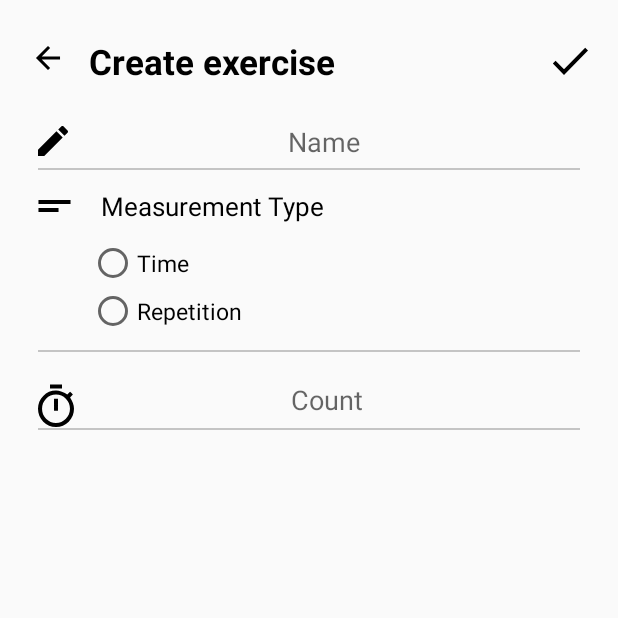
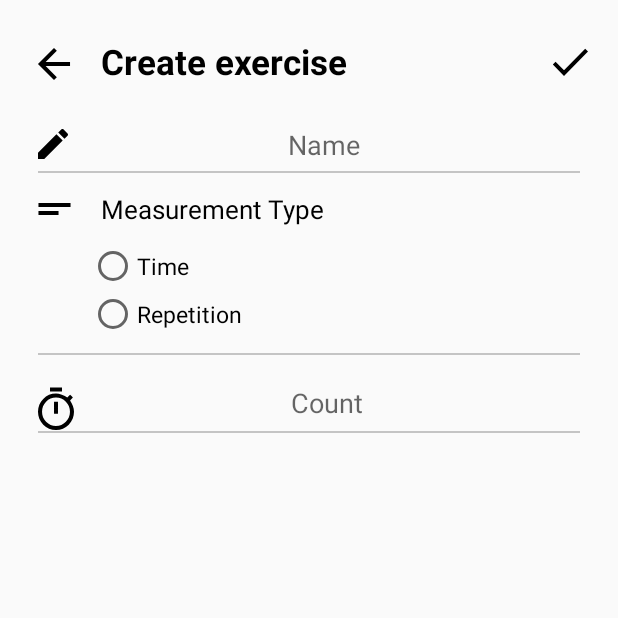
Before and after one commit to Kobietka/TrainingTimer, an Android app: the ExerciseAddFragment screen opened through its navigation route, on a phone screen of 412 x 824 dp, the top half of it. Run offline under Robolectric (Android 15) with nearby library versions, the phone set to English and light mode, and no system bars; our stand-ins replace Dagger/Hilt's generated code, RxJava.

Commit message:
Change icon size

```diff
--- a/app/src/main/res/drawable/ic_back_arrow.xml
+++ b/app/src/main/res/drawable/ic_back_arrow.xml
@@ -1,6 +1,6 @@
 <vector xmlns:android="http://schemas.android.com/apk/res/android"
-    android:width="24dp"
-    android:height="24dp"
+    android:width="32dp"
+    android:height="32dp"
     android:viewportWidth="32"
     android:viewportHeight="32">
 
```
